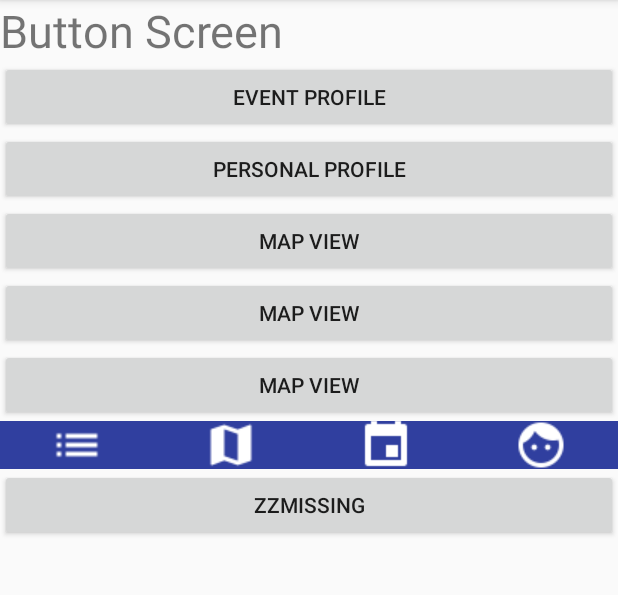
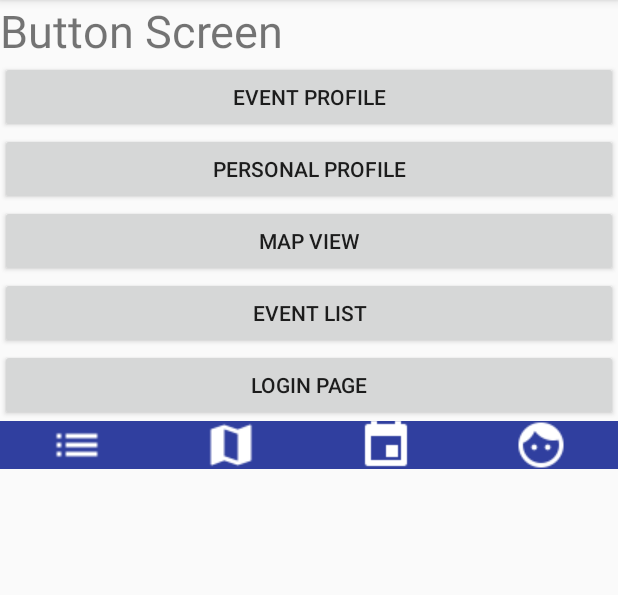
Before and after one commit to al2699/LAHacksProject, an Android app: the screen it shows after launch (ButtonMenu), on a phone screen of 412 x 824 dp, the part 84-679 px from its top. Run offline under Robolectric (Android 15) with nearby library versions, the phone set to English and light mode, and no system bars; Roboto replaces fonts that are not available here.

```diff
--- a/app/src/main/res/layout/activity_button_menu.xml
+++ b/app/src/main/res/layout/activity_button_menu.xml
@@ -39,17 +39,19 @@
         android:layout_height="wrap_content"
         android:text="@string/button_map_view"
         android:onClick="toMapView"/>
+
     <Button
         android:id="@+id/button4"
         android:layout_width="match_parent"
         android:layout_height="wrap_content"
-        android:text="@string/button_map_view"
+        android:text="@string/button_event_list"
         android:onClick="toEventList"/>
+
     <Button
         android:id="@+id/button5"
         android:layout_width="match_parent"
         android:layout_height="wrap_content"
-        android:text="@string/button_map_view"
+        android:text="@string/button_loginPage"
         android:onClick="toLoginPage"/>
     <TableRow
         android:id="@+id/tableRow"
@@ -95,12 +97,4 @@
 
 
     </TableRow>
-
-
-    <Button
-        android:id="@+id/button5"
-        android:layout_width="match_parent"
-        android:layout_height="wrap_content"
-        android:text="@string/button_5"
-        android:onClick="toLoginPage"/>
 </LinearLayout>
--- a/app/src/main/res/values/strings.xml
+++ b/app/src/main/res/values/strings.xml
@@ -7,6 +7,7 @@
     <string name="button_map_view">Map View</string>
     <string name="button_event_list">Event List</string>
     <string name="button_screen">Button Screen</string>
+    <string name="button_loginPage">Login Page</string>
     <string name="item1">Item</string>
     <string name="title_activity_maps">Map</string>
     <string name="profile_background">profile background</string>
```
